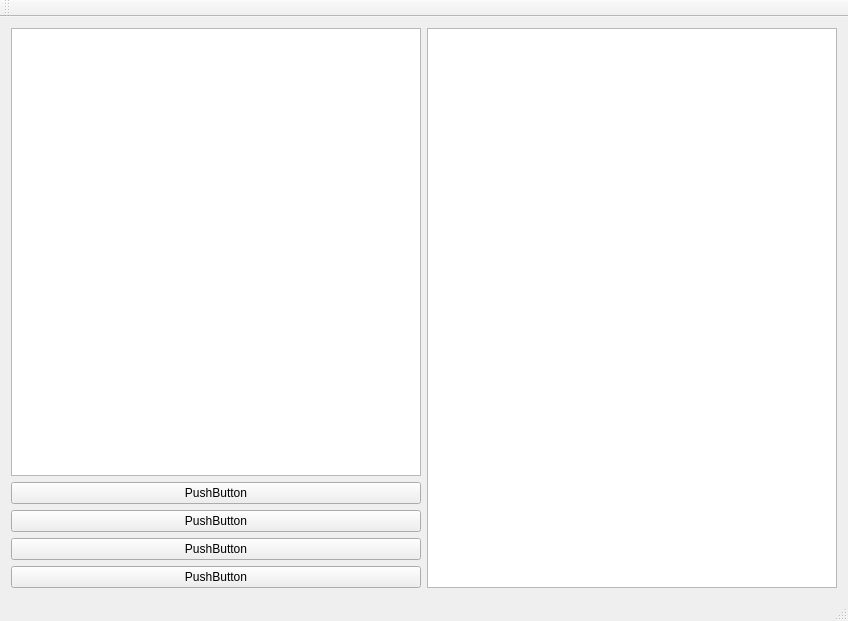
First picture: the form in mainwindow2.ui, repository xu-pu/odrive_ui, before the edit.
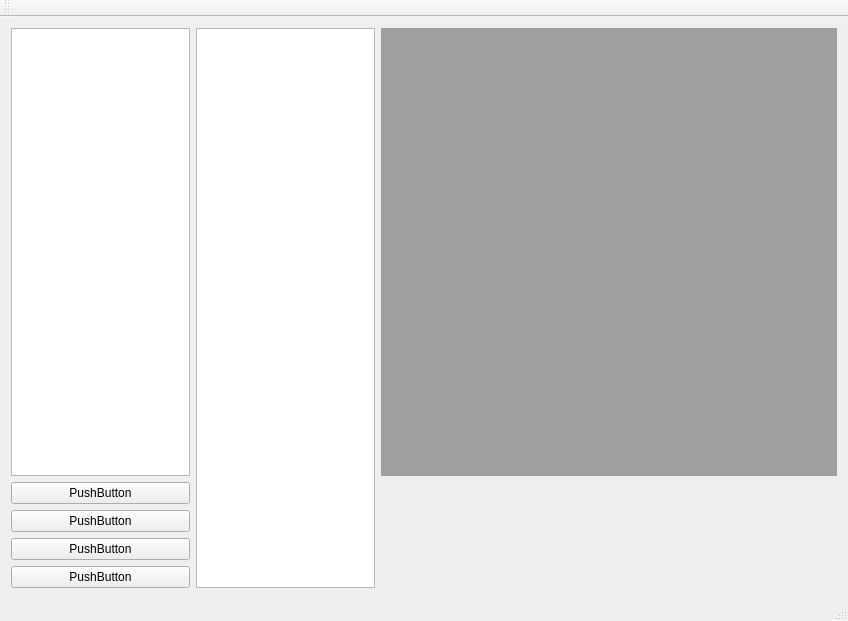
Second picture: the form after the edit.

Commit message: mdi window tests

Patch:
```diff
--- a/mainwindow2.ui
+++ b/mainwindow2.ui
@@ -49,6 +49,9 @@
       </property>
      </widget>
     </item>
+    <item row="0" column="2">
+     <widget class="QMdiArea" name="mdiArea"/>
+    </item>
    </layout>
   </widget>
   <widget class="QMenuBar" name="menuBar">
```
The commit also changes 2 other files.
